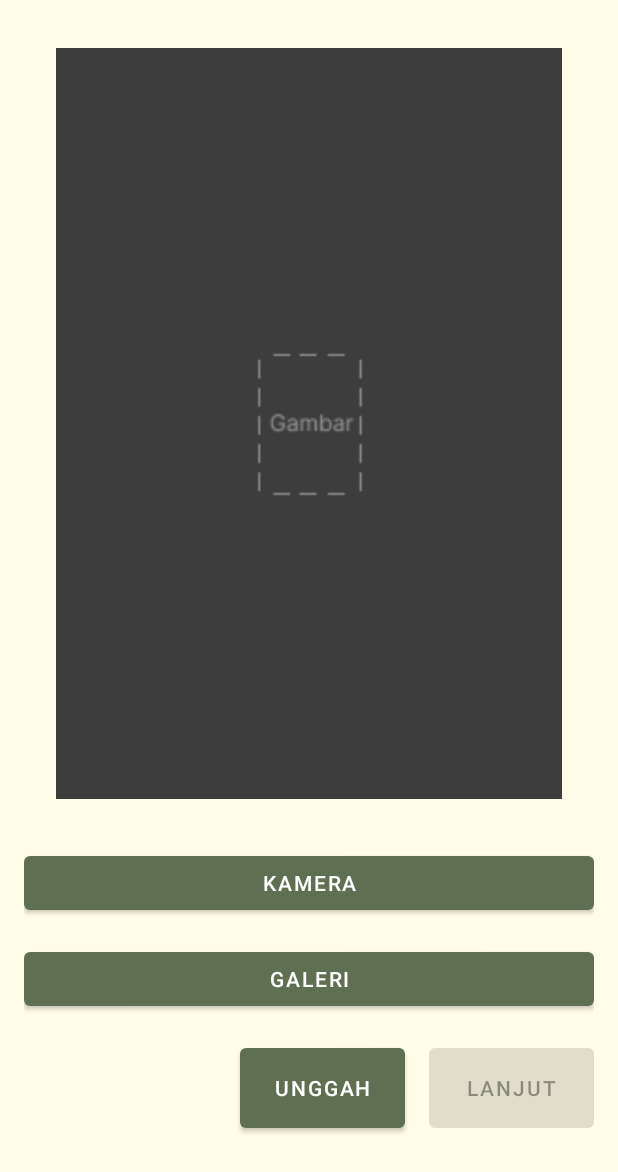
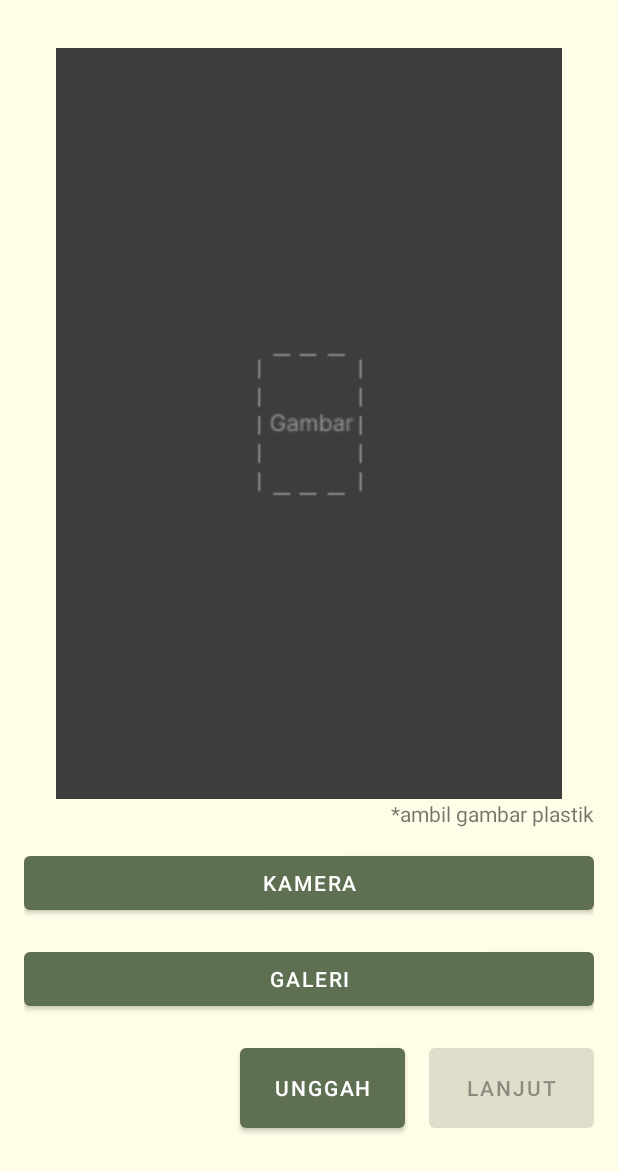
Before and after one commit to imyanuarginting/Recyclass, an Android app: the screen it shows after launch (CameraActivity), on a phone screen of 412 x 824 dp. Shown: the top 1172 px of the screen. Run offline under Robolectric (Android 15) with nearby library versions, the light colour scheme and no system bars; pictures from the network do not load.

Commit message:
Adding loading indicator on list, completing error handling process on image detection feature, preventing crash made by unexpected user flow

```diff
--- a/app/src/main/java/com/example/recyclass/ui/listarticle/ListArticleActivity.kt
+++ b/app/src/main/java/com/example/recyclass/ui/listarticle/ListArticleActivity.kt
@@ -59,7 +59,10 @@ class ListArticleActivity : AppCompatActivity() {
         val layoutManager = LinearLayoutManager(this)
         val adapter = Adapter(application)
         bindingLayoutArticleBinding.recyclerViewArticleLayoutArticle.layoutManager = layoutManager
-        bindingLayoutArticleBinding.recyclerViewArticleLayoutArticle.adapter = adapter
+        bindingLayoutArticleBinding.recyclerViewArticleLayoutArticle.adapter = adapter.withLoadStateHeaderAndFooter(
+            header = LoadingAdapter { adapter.retry() } ,
+            footer = LoadingAdapter { adapter.retry() }
+        )
 
         adapter.onItemCallback(object : Adapter.OnItemClickCallback {
             override fun onItemClicked(item: Article) {
--- a/app/src/main/res/layout/activity_camera.xml
+++ b/app/src/main/res/layout/activity_camera.xml
@@ -19,6 +19,14 @@
         app:layout_constraintStart_toStartOf="parent"
         app:layout_constraintTop_toTopOf="parent"
         android:src="@drawable/placeholder_picture" />
+
+    <TextView
+        android:layout_width="wrap_content"
+        android:layout_height="wrap_content"
+        android:text="@string/take_plastic_picture_only"
+        android:textSize="14sp"
+        app:layout_constraintEnd_toEndOf="parent"
+        app:layout_constraintTop_toBottomOf="@id/imageView" />
 
     <ProgressBar
         android:id="@+id/progressBar_camera"
--- a/app/src/main/res/values/strings.xml
+++ b/app/src/main/res/values/strings.xml
@@ -1,6 +1,6 @@
 <resources>
     <string name="app_name">Recyclass</string>
-    <string name="picture">picture</string>
+    <string name="picture">gambar</string>
     <string name="article_title">article_title</string>
     <string name="article_author">By: %s</string>
     <string name="article_date">article_date</string>
@@ -15,5 +15,10 @@
     <string name="retry">Ulang</string>
     <string name="success_to_detect">Proses pendeteksian berhasil</string>
     <string name="failed_to_detect">Terjadi kesalahan saat memproses pendeteksian: %s</string>
-    <string name="arrow">expand or un-expand article list box</string>
+    <string name="arrow">Perluas atau perkecil box</string>
+    <string name="reload">Muat ulang</string>
+    <string name="timeout">Timeout</string>
+    <string name="no_plastic_found">Tidak ada plastik yang ditemukan</string>
+    <string name="insert_image_first">Ambil gambar terlebih dahulu</string>
+    <string name="take_plastic_picture_only">*ambil gambar plastik</string>
 </resources>
```
Also changed, not shown: app/src/main/java/com/example/recyclass/ui/camera/CameraActivity.kt (+16 -1 lines), app/src/main/java/com/example/recyclass/ui/listarticle/LoadingAdapter.kt (added, +34 -0 lines), app/src/main/res/layout/layout_item_loading.xml (added, +33 -0 lines).
